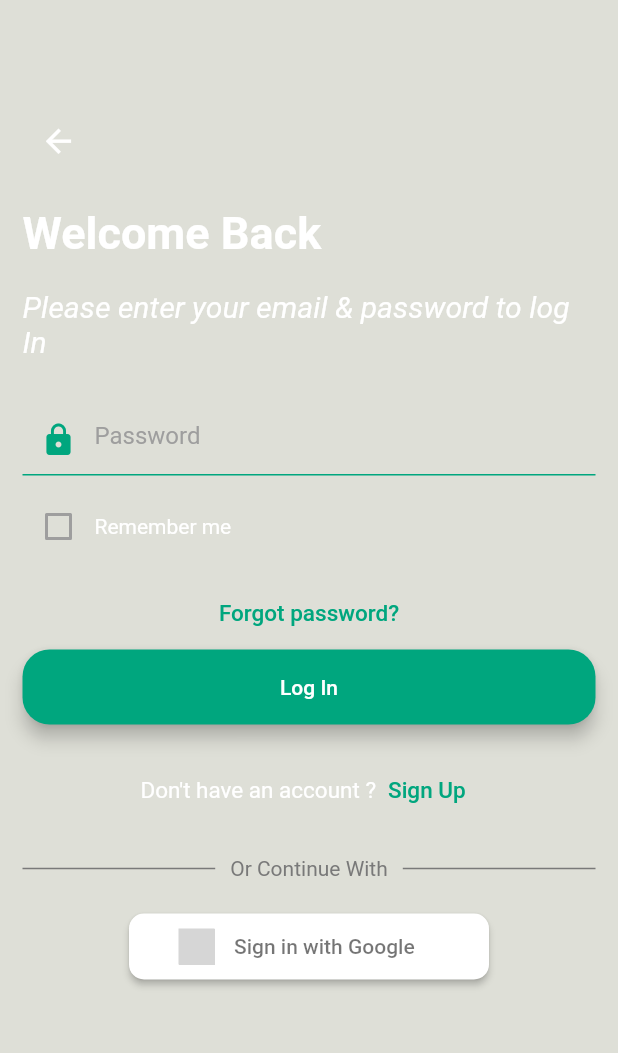
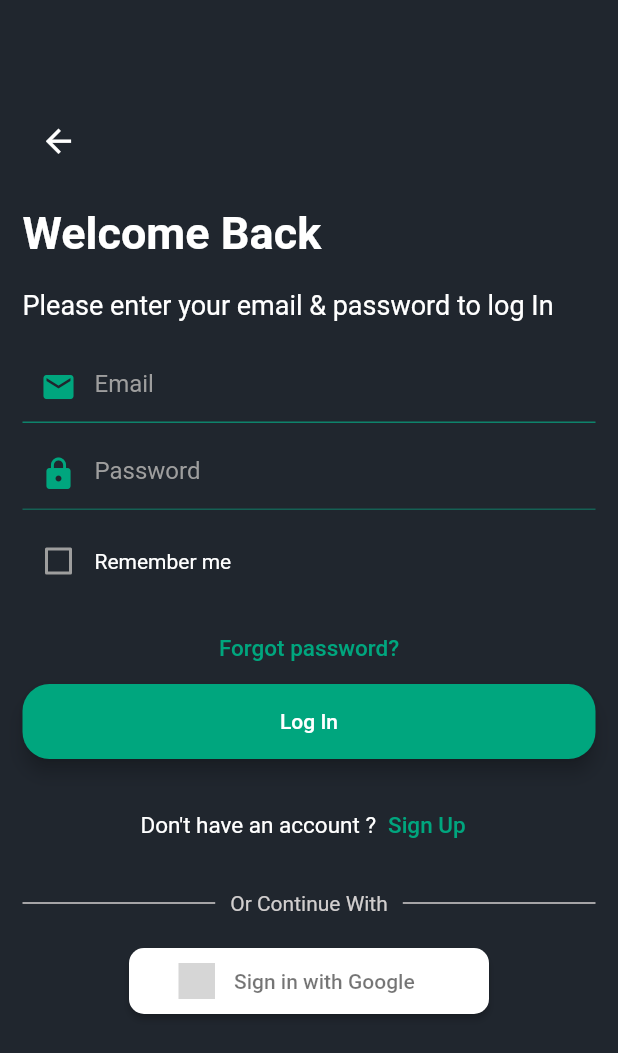
Before and after one commit to imguptaharsh/Insight-Mate, a Flutter app: the LoginPage screen opened directly, on a phone screen of 412 x 824 dp. Shown: the top 1053 px of the screen. Run offline on Flutter 3.47's test engine with Material 2 defaults, Android fonts, the phone set to English and light mode, and no system bars; our stand-ins replace flutter_signin_button, flutter_spinkit; missing offline and left inert: whatsapp_share; grey boxes are pictures that could not be loaded.

```diff
--- a/lib/Frontend/screen/logInScreen.dart
+++ b/lib/Frontend/screen/logInScreen.dart
@@ -1,6 +1,7 @@
 import 'package:flutter/material.dart';
 import 'package:flutter_signin_button/button_list.dart';
 import 'package:flutter_signin_button/button_view.dart';
+import 'package:hackathon_gpt/Frontend/screen/secondScren.dart';
 
 class LoginPage extends StatefulWidget {
   const LoginPage({super.key});
@@ -18,7 +19,7 @@ class _LoginPageState extends State<LoginPage> {
   @override
   Widget build(BuildContext context) {
     return Scaffold(
-      backgroundColor: const Color.fromARGB(40, 43, 48, 0),
+      backgroundColor: const Color(0xff20262E),
       body: SafeArea(
         child: SingleChildScrollView(
           child: Padding(
@@ -28,7 +29,13 @@ class _LoginPageState extends State<LoginPage> {
               children: [
                 const SizedBox(height: 70.0),
                 IconButton(
-                    onPressed: () {},
+                    onPressed: () {
+                      Navigator.of(context).push(
+                        MaterialPageRoute(
+                          builder: (context) => const SecondScreen(),
+                        ),
+                      );
+                    },
                     icon: const Icon(
                       Icons.arrow_back,
                       size: 25,
@@ -47,15 +54,13 @@ class _LoginPageState extends State<LoginPage> {
                 const Text(
                   'Please enter your email & password to log In',
                   style: TextStyle(
-                    fontSize: 20.0,
-                    fontStyle: FontStyle.italic,
+                    fontSize: 18.0,
+                    fontStyle: FontStyle.normal,
                     color: Colors.white,
                   ),
                 ),
                 const SizedBox(height: 20.0),
-                Form(
-                  key: _formKey,
-                  child: TextFormField(
+                TextFormField(
                   controller: _emailController,
                   validator: (value) {
                     if (value!.isEmpty) {
@@ -63,6 +68,7 @@ class _LoginPageState extends State<LoginPage> {
                     }
                     return null;
                   },
+                  cursorColor: const Color.fromRGBO(0, 166, 126, 100),
                   decoration: const InputDecoration(
                     hintText: 'Email',
                     hintStyle: TextStyle(
@@ -74,18 +80,17 @@ class _LoginPageState extends State<LoginPage> {
                     ),
                     enabledBorder: UnderlineInputBorder(
                       borderSide:
+                          BorderSide(color: Color.fromRGBO(2, 190, 146, 0.612)),
+                    ),
+                    focusedBorder: UnderlineInputBorder(
+                      borderSide:
                           BorderSide(color: Color.fromRGBO(0, 166, 126, 100)),
                     ),
-                      focusedBorder: UnderlineInputBorder(
-                        borderSide: BorderSide(color: Colors.green),
                   ),
-                    ),
-                  ),
+                  style: const TextStyle(color: Colors.white),
                 ),
                 const SizedBox(height: 10.0),
-                Form(
-                  key: _formKey,
-                  child: TextFormField(
+                TextFormField(
                   controller: _passwordController,
                   validator: (value) {
                     if (value!.isEmpty) {
@@ -93,6 +98,7 @@ class _LoginPageState extends State<LoginPage> {
                     }
                     return null;
                   },
+                  cursorColor: const Color.fromRGBO(0, 166, 126, 100),
                   obscureText: true,
                   decoration: const InputDecoration(
                     hintText: 'Password',
@@ -105,13 +111,14 @@ class _LoginPageState extends State<LoginPage> {
                     ),
                     enabledBorder: UnderlineInputBorder(
                       borderSide:
+                          BorderSide(color: Color.fromRGBO(2, 190, 146, 0.382)),
+                    ),
+                    focusedBorder: UnderlineInputBorder(
+                      borderSide:
                           BorderSide(color: Color.fromRGBO(0, 166, 126, 100)),
                     ),
-                      focusedBorder: UnderlineInputBorder(
-                        borderSide: BorderSide(color: Colors.green),
                   ),
-                    ),
-                  ),
+                  style: const TextStyle(color: Colors.white),
                 ),
                 const SizedBox(height: 10.0),
                 Row(
@@ -202,7 +209,7 @@ class _LoginPageState extends State<LoginPage> {
                     Expanded(
                       child: Container(
                         height: 1,
-                        color: const Color.fromARGB(255, 121, 121, 121),
+                        color: const Color.fromARGB(255, 209, 206, 206),
                       ),
                     ),
                     const Padding(
@@ -210,14 +217,14 @@ class _LoginPageState extends State<LoginPage> {
                       child: Text(
                         "Or Continue With",
                         style: TextStyle(
-                          color: Color.fromARGB(255, 121, 121, 121),
+                          color: Color.fromARGB(255, 209, 206, 206),
                         ),
                       ),
                     ),
                     Expanded(
                       child: Container(
                         height: 1,
-                        color: const Color.fromARGB(255, 121, 121, 121),
+                        color: const Color.fromARGB(255, 209, 206, 206),
                       ),
                     ),
                   ],
```
Also changed, not shown: lib/Frontend/screen/frontScreen.dart (added, +59 -0 lines), lib/Frontend/screen/secondScren.dart (added, +163 -0 lines). Lines whose indentation alone changed are shown as unchanged.
